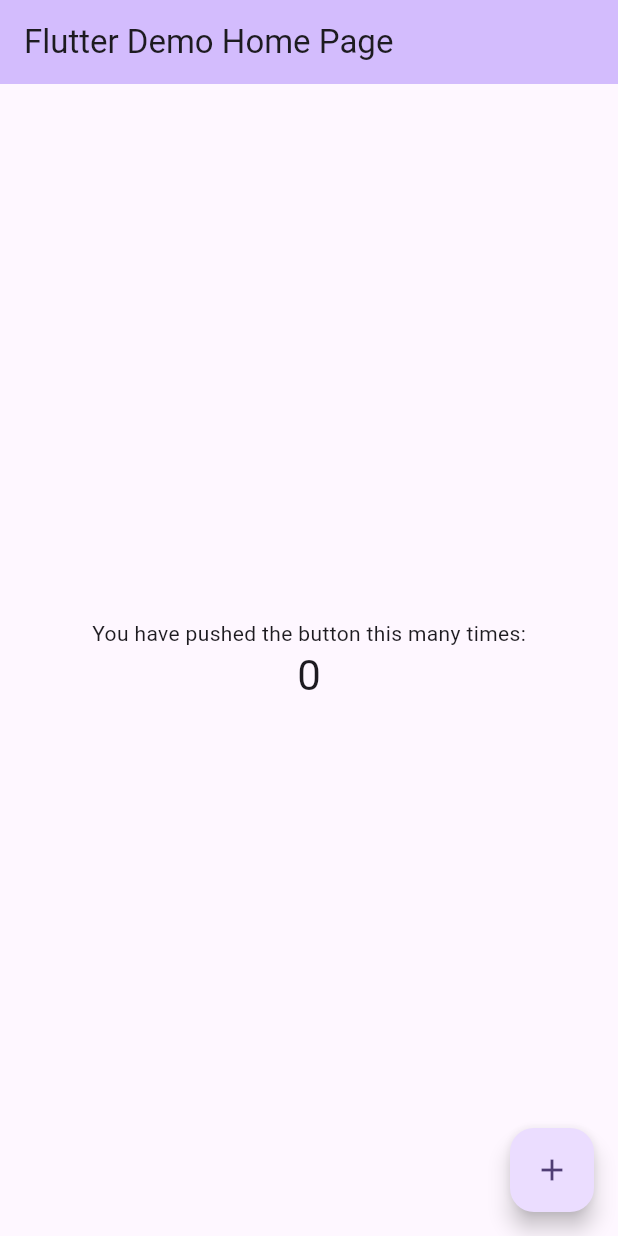
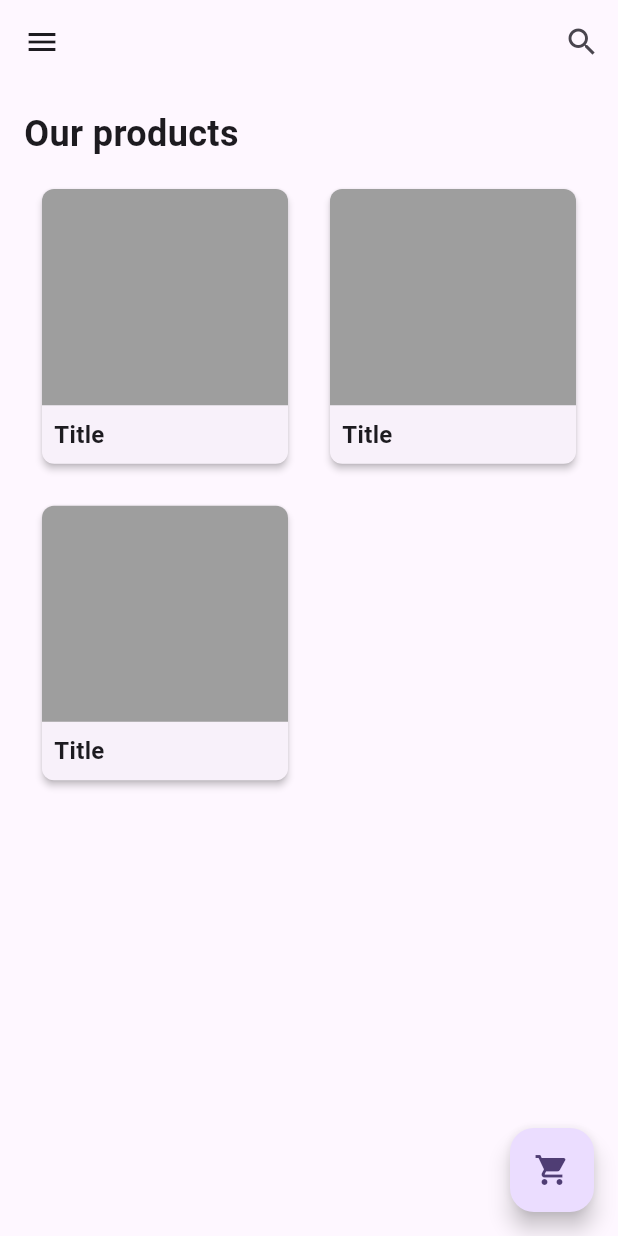
Before and after one commit to sineam0r/uts_2022110006, a Flutter app: the screen it shows after launch, on a phone screen of 412 x 824 dp. Run offline on Flutter 3.47's test engine with Material 3 defaults, Android fonts, the phone set to English and light mode, and no system bars.

Commit message:
Membuat tampilan homescreen

```diff
--- a/lib/main.dart
+++ b/lib/main.dart
@@ -1,4 +1,5 @@
 import 'package:flutter/material.dart';
+import 'package:uts_2022110006/screens/home_screen.dart';
 
 void main() {
   runApp(const MyApp());
@@ -13,113 +14,10 @@
     return MaterialApp(
       title: 'Flutter Demo',
       theme: ThemeData(
-        // This is the theme of your application.
-        //
-        // TRY THIS: Try running your application with "flutter run". You'll see
-        // the application has a purple toolbar. Then, without quitting the app,
-        // try changing the seedColor in the colorScheme below to Colors.green
-        // and then invoke "hot reload" (save your changes or press the "hot
-        // reload" button in a Flutter-supported IDE, or press "r" if you used
-        // the command line to start the app).
-        //
-        // Notice that the counter didn't reset back to zero; the application
-        // state is not lost during the reload. To reset the state, use hot
-        // restart instead.
-        //
-        // This works for code too, not just values: Most code changes can be
-        // tested with just a hot reload.
         colorScheme: ColorScheme.fromSeed(seedColor: Colors.deepPurple),
         useMaterial3: true,
       ),
-      home: const MyHomePage(title: 'Flutter Demo Home Page'),
+      home: const HomeScreen(),
     );
   }
 }
-
-class MyHomePage extends StatefulWidget {
-  const MyHomePage({super.key, required this.title});
-
-  // This widget is the home page of your application. It is stateful, meaning
-  // that it has a State object (defined below) that contains fields that affect
-  // how it looks.
-
-  // This class is the configuration for the state. It holds the values (in this
-  // case the title) provided by the parent (in this case the App widget) and
-  // used by the build method of the State. Fields in a Widget subclass are
-  // always marked "final".
-
-  final String title;
-
-  @override
-  State<MyHomePage> createState() => _MyHomePageState();
-}
-
-class _MyHomePageState extends State<MyHomePage> {
-  int _counter = 0;
-
-  void _incrementCounter() {
-    setState(() {
-      // This call to setState tells the Flutter framework that something has
-      // changed in this State, which causes it to rerun the build method below
-      // so that the display can reflect the updated values. If we changed
-      // _counter without calling setState(), then the build method would not be
-      // called again, and so nothing would appear to happen.
-      _counter++;
-    });
-  }
-
-  @override
-  Widget build(BuildContext context) {
-    // This method is rerun every time setState is called, for instance as done
-    // by the _incrementCounter method above.
-    //
-    // The Flutter framework has been optimized to make rerunning build methods
-    // fast, so that you can just rebuild anything that needs updating rather
-    // than having to individually change instances of widgets.
-    return Scaffold(
-      appBar: AppBar(
-        // TRY THIS: Try changing the color here to a specific color (to
-        // Colors.amber, perhaps?) and trigger a hot reload to see the AppBar
-        // change color while the other colors stay the same.
-        backgroundColor: Theme.of(context).colorScheme.inversePrimary,
-        // Here we take the value from the MyHomePage object that was created by
-        // the App.build method, and use it to set our appbar title.
-        title: Text(widget.title),
-      ),
-      body: Center(
-        // Center is a layout widget. It takes a single child and positions it
-        // in the middle of the parent.
-        child: Column(
-          // Column is also a layout widget. It takes a list of children and
-          // arranges them vertically. By default, it sizes itself to fit its
-          // children horizontally, and tries to be as tall as its parent.
-          //
-          // Column has various properties to control how it sizes itself and
-          // how it positions its children. Here we use mainAxisAlignment to
-          // center the children vertically; the main axis here is the vertical
-          // axis because Columns are vertical (the cross axis would be
-          // horizontal).
-          //
-          // TRY THIS: Invoke "debug painting" (choose the "Toggle Debug Paint"
-          // action in the IDE, or press "p" in the console), to see the
-          // wireframe for each widget.
-          mainAxisAlignment: MainAxisAlignment.center,
-          children: <Widget>[
-            const Text(
-              'You have pushed the button this many times:',
-            ),
-            Text(
-              '$_counter',
-              style: Theme.of(context).textTheme.headlineMedium,
-            ),
-          ],
-        ),
-      ),
-      floatingActionButton: FloatingActionButton(
-        onPressed: _incrementCounter,
-        tooltip: 'Increment',
-        child: const Icon(Icons.add),
-      ), // This trailing comma makes auto-formatting nicer for build methods.
-    );
-  }
-}
--- /dev/null
+++ b/lib/screens/home_screen.dart
@@ -0,0 +1,88 @@
+import 'package:flutter/material.dart';
+
+class HomeScreen extends StatelessWidget {
+  const HomeScreen({super.key});
+
+  @override
+  Widget build(BuildContext context) {
+    return Scaffold(
+      appBar: AppBar(
+        leading: IconButton(
+          icon: const Icon(Icons.menu),
+          onPressed: () {
+          },
+        ),
+        actions: [
+          IconButton(
+            icon: const Icon(Icons.search),
+            onPressed: () {
+            },
+          ),
+        ],
+      ),
+      body: Column(
+        crossAxisAlignment: CrossAxisAlignment.start,
+        children: [
+          const Padding(
+            padding: EdgeInsets.all(16.0),
+            child: Text(
+              'Our products',
+              style: TextStyle(fontSize: 24, fontWeight: FontWeight.bold),
+            ),
+          ),
+          Expanded(
+            child: Padding(
+              padding: const EdgeInsets.symmetric(horizontal: 24.0),
+              child: GridView.builder(
+                gridDelegate: const SliverGridDelegateWithFixedCrossAxisCount(
+                  crossAxisCount: 2,
+                  childAspectRatio: 0.9,
+                  crossAxisSpacing: 20,
+                  mainAxisSpacing: 20,
+                ),
+                itemCount: 3,
+                itemBuilder: (context, index) {
+                  return InkWell(
+                    onTap: () {
+                    },
+                    child: Card(
+                      elevation: 2,
+                      shape: RoundedRectangleBorder(
+                        borderRadius: BorderRadius.circular(8),
+                      ),
+                      child: Column(
+                        crossAxisAlignment: CrossAxisAlignment.start,
+                        children: [
+                          Expanded(
+                            child: Container(
+                              decoration: const BoxDecoration(
+                                color: Colors.grey,
+                                borderRadius: BorderRadius.vertical(top: Radius.circular(8)),
+                              ),
+                            ),
+                          ),
+                          const Padding(
+                            padding: EdgeInsets.all(8.0),
+                            child: Text(
+                              'Title',
+                              style: TextStyle(fontSize: 16, fontWeight: FontWeight.bold),
+                            ),
+                          ),
+                        ],
+                      ),
+                    ),
+                  );
+                },
+              ),
+            ),
+          ),
+        ],
+      ),
+      floatingActionButton: FloatingActionButton(
+        child: const Icon(Icons.shopping_cart),
+        onPressed: () {
+        },
+      ),
+    );
+  }
+}
```
